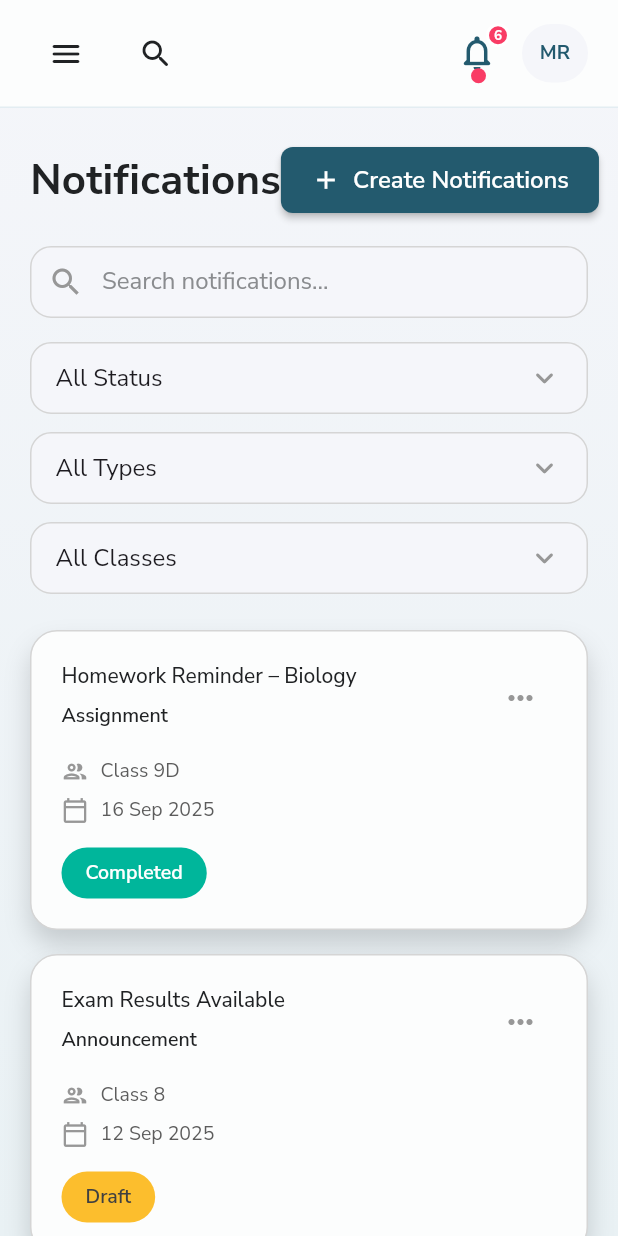
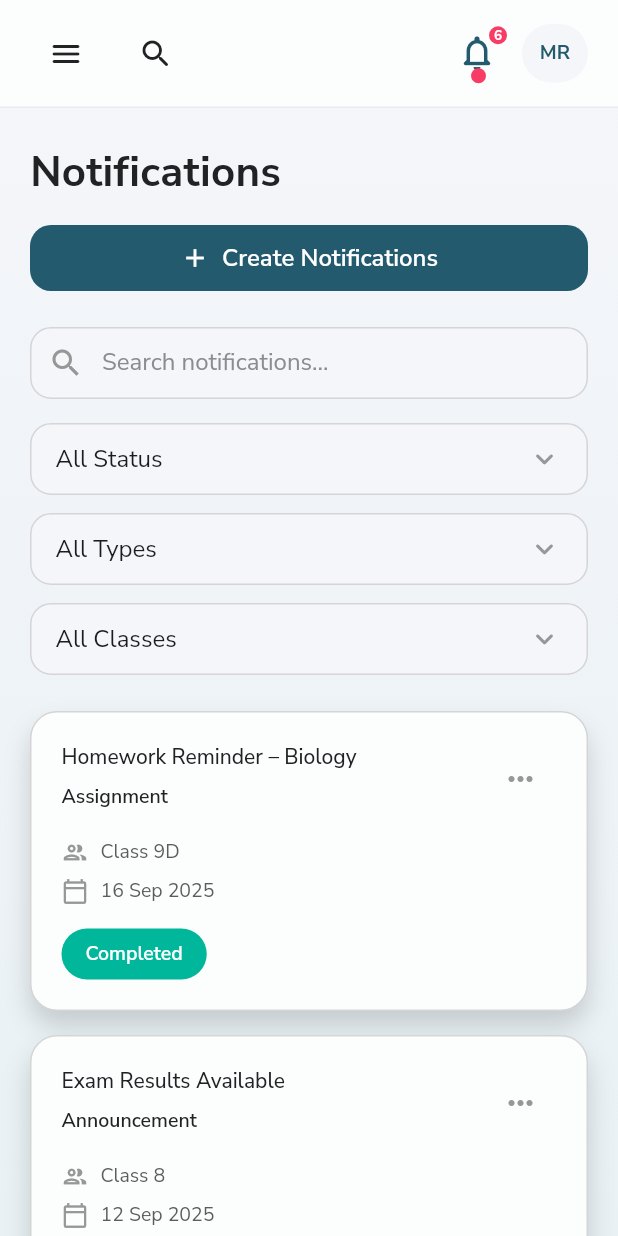
Before and after one commit to Gokus369/ai_tutor_web, a Flutter app: the NotificationsScreen screen opened by its route, on a phone screen of 412 x 824 dp. Run offline on Flutter 3.47's test engine with Material 3 defaults, Android fonts, the light colour scheme and no system bars; our stand-ins replace font_awesome_flutter, google_fonts; network calls fail.

Commit message:
notification responsive notification dailog

```diff
--- a/lib/features/notifications/presentation/notifications_screen.dart
+++ b/lib/features/notifications/presentation/notifications_screen.dart
@@ -225,32 +225,58 @@ class _NotificationsScreenState extends State<NotificationsScreen> {
     return DashboardShell(
       activeRoute: AppRoutes.notifications,
       builder: (context, shell) {
-        final bool isCompactFilters = shell.contentWidth < 980;
+        final double width = shell.contentWidth;
+        final bool isCompactFilters = width < 980;
+        final bool stackHeader = width < 640;
         final notifications = _filterService.apply(
           source: _allNotifications,
           filters: _filters,
         );
         final filterOptions = widget.filterOptions;
+        final Widget createButton = SizedBox(
+          height: shell.isDesktop ? 48 : 44,
+          child: ElevatedButton.icon(
+            onPressed: () => _showCreateNotificationDialog(context),
+            icon: const Icon(Icons.add, size: 20),
+            label: Text(
+              'Create Notifications',
+              style: AppTypography.button,
+            ),
+            style: ElevatedButton.styleFrom(
+              elevation: 0,
+              backgroundColor: AppColors.primary,
+              foregroundColor: Colors.white,
+              padding: EdgeInsets.symmetric(
+                horizontal: shell.isDesktop ? 28 : 20,
+              ),
+              minimumSize: const Size(0, 44),
+              shape: RoundedRectangleBorder(
+                borderRadius: BorderRadius.circular(14),
+              ),
+            ),
+          ),
+        );
 
         return Column(
           crossAxisAlignment: CrossAxisAlignment.stretch,
           children: [
-            Row(
-              children: [
-                Text('Notifications', style: AppTypography.dashboardTitle),
-                const Spacer(),
-                ElevatedButton.icon(
-                  onPressed: () => _showCreateNotificationDialog(context),
-                  icon: const Icon(Icons.add, size: 20),
-                  label: const Text('Create Notifications'),
-                  style: ElevatedButton.styleFrom(
-                    padding: const EdgeInsets.symmetric(horizontal: 20),
-                    minimumSize: const Size(0, 44),
+            if (stackHeader) ...[
+              Text('Notifications', style: AppTypography.dashboardTitle),
+              const SizedBox(height: 16),
+              createButton,
+            ] else
+              Row(
+                children: [
+                  Expanded(
+                    child: Text(
+                      'Notifications',
+                      style: AppTypography.dashboardTitle,
+                    ),
                   ),
-                ),
-              ],
-            ),
-            const SizedBox(height: 20),
+                  createButton,
+                ],
+              ),
+            const SizedBox(height: 24),
             NotificationFiltersBar(
               isCompact: isCompactFilters,
               searchController: _searchController,
```
Also changed, not shown: lib/features/notifications/presentation/widgets/create_notification_dialog.dart (+210 -96 lines).
